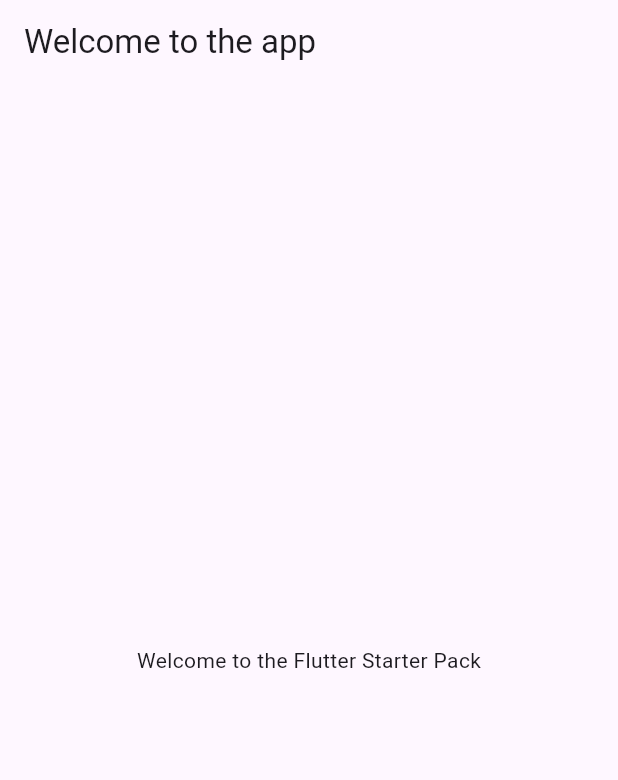
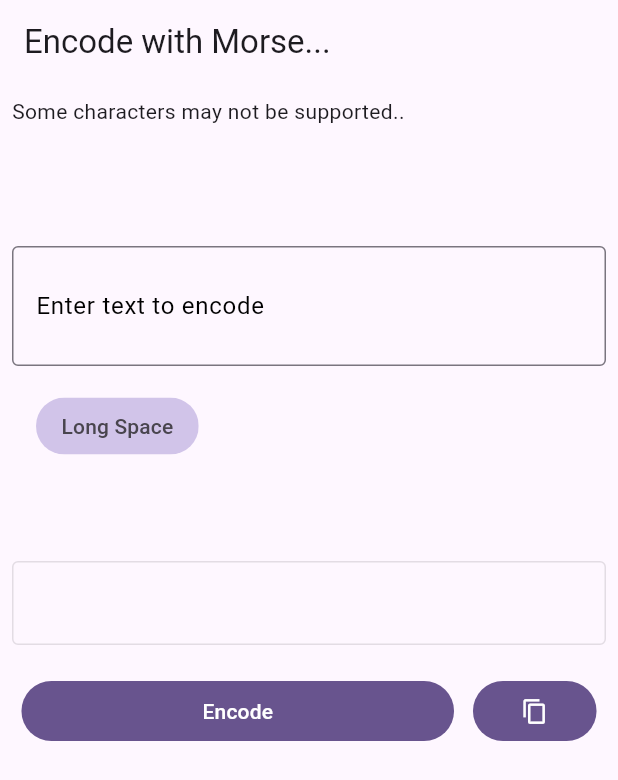
Before and after one commit to JagdishOnGH/morse_app, a Flutter app: the screen it shows after launch, on a phone screen of 412 x 824 dp. Shown: the top 780 px of the screen. Run offline on Flutter 3.47's test engine with Material 3 defaults, Android fonts, the phone set to English and light mode, and no system bars; our stand-ins replace fluttertoast.

Commit message:
chore: a  level work is done

```diff
--- a/lib/main.dart
+++ b/lib/main.dart
@@ -1,5 +1,5 @@
 import 'package:flutter/material.dart';
-import 'package:khurapati_ideas/pages/welcome_page.dart';
+import 'package:khurapati_ideas/pages/encoder_page.dart';
 
 void main() {
   runApp(const MyApp());
@@ -14,10 +14,23 @@ class MyApp extends StatelessWidget {
     return MaterialApp(
       debugShowCheckedModeBanner: false,
       theme: ThemeData(
+        chipTheme: ChipThemeData(
+          backgroundColor: Colors.deepPurple.shade100,
+          // Set the background color for the chips
+          padding: EdgeInsets.all(8),
+          // Set padding inside the chip
+
+          // Text color
+          shape: StadiumBorder(side: BorderSide(color: Colors.transparent)),
+          // Capsule shape
+          elevation: 4,
+          // Set elevation
+          // shadowColor: Colors.black.withOpacity(0.2), // Shadow color
+        ),
         colorScheme: ColorScheme.fromSeed(seedColor: Colors.deepPurple),
         useMaterial3: true,
       ),
-      home: WelcomePage(),
+      home: EncoderPage(),
     );
   }
 }
--- /dev/null
+++ b/lib/pages/encoder_page.dart
@@ -0,0 +1,143 @@
+import 'package:flutter/material.dart';
+import 'package:flutter/services.dart';
+import 'package:fluttertoast/fluttertoast.dart';
+
+import '../shared/encoding_logic.dart';
+
+class EncoderPage extends StatefulWidget {
+  const EncoderPage({super.key});
+
+  @override
+  State<EncoderPage> createState() => _EncoderPageState();
+}
+
+class _EncoderPageState extends State<EncoderPage> {
+  final TextEditingController _encodedController = TextEditingController();
+  final TextEditingController _toEncodeController = TextEditingController();
+
+  @override
+  Widget build(BuildContext context) {
+    bool isEndcodedTextBoxNotEmpty = true;
+    double width = MediaQuery.sizeOf(context).width;
+    return Scaffold(
+        appBar: AppBar(
+          title: const Text('Encode with Morse...'),
+        ),
+        body: Padding(
+          padding: const EdgeInsets.all(8.0),
+          child: ListView(
+            children: [
+              Text("Some characters may not be supported.."),
+              //outlined textbox
+
+              SizedBox(height: 80),
+              TextFormField(
+                controller: _toEncodeController,
+                inputFormatters: [
+                  FilteringTextInputFormatter.allow(
+                    RegExp(r"""[a-zA-Z0-9.,?!\'/()&:;=+-_" ]"""),
+                  ),
+                ],
+                maxLines: 6,
+                minLines: 2,
+                decoration: InputDecoration(
+                  border: OutlineInputBorder(),
+                  labelStyle: TextStyle(
+                    color: Colors.black,
+                  ),
+                  labelText: 'Enter text to encode',
+                ),
+              ),
+
+              Padding(
+                padding: const EdgeInsets.all(16.0),
+                child: Wrap(
+                  crossAxisAlignment: WrapCrossAlignment.end,
+                  alignment: WrapAlignment.start,
+                  spacing: 15,
+                  children: [
+                    // CircleAvatar(
+                    //   child: Icon(Icons.copy),
+                    // ),
+                    // Chip(
+                    //   label: Text("Space"),
+                    // ),
+                    InkWell(
+                      onTap: () {
+                        _toEncodeController.text += '   ';
+                      },
+                      child: Chip(
+                        label: Text("Long Space"),
+                      ),
+                    ),
+                  ],
+                ),
+              ),
+
+              SizedBox(height: 50),
+              if (isEndcodedTextBoxNotEmpty)
+                TextField(
+                  style: TextStyle(
+                    color: Colors.black,
+                  ),
+                  controller: _encodedController,
+                  maxLines: 5,
+                  enabled: false,
+                  minLines: 1,
+                  decoration: InputDecoration(
+                    border: OutlineInputBorder(),
+                    labelStyle: TextStyle(
+                      color: Colors.black,
+                    ),
+                  ),
+                ),
+              //sb-50
+              SizedBox(
+                height: 20,
+              ),
+
+              // a button to encode the text
+              Row(
+                mainAxisAlignment: MainAxisAlignment.spaceAround,
+                children: [
+                  SizedBox(
+                    width: width * 0.7,
+                    child: FilledButton(
+                      onPressed: () {
+                        final toEncode = _toEncodeController.text;
+                        if (toEncode.isNotEmpty) {
+                          final encoded = encodeToMorse(toEncode);
+                          // encode the text
+                          print(encoded);
+                          _encodedController.text = encoded;
+                        }
+                      },
+                      child: Text("Encode"),
+                    ),
+                  ),
+                  if (isEndcodedTextBoxNotEmpty)
+                    SizedBox(
+                      width: width * 0.2,
+                      child: FilledButton.icon(
+                        onPressed: () async {
+                          Clipboard.setData(
+                            ClipboardData(text: _encodedController.text),
+                          );
+
+                          await Fluttertoast.showToast(
+                              msg: "Copied...",
+                              toastLength: Toast.LENGTH_SHORT,
+                              gravity: ToastGravity.BOTTOM,
+                              timeInSecForIosWeb: 1,
+                              fontSize: 16.0); // encode the text
+                        },
+                        label: Icon(Icons.copy),
+                      ),
+                    ),
+                ],
+              ),
+            ],
+          ),
+        ));
+  }
+}
--- a/lib/pages/welcome_page.dart
+++ /dev/null
@@ -1,23 +0,0 @@
-import 'package:flutter/material.dart';
-
-class WelcomePage extends StatelessWidget {
-  const WelcomePage({super.key});
-
-  @override
-  Widget build(BuildContext context) {
-    return Scaffold(
-        appBar: AppBar(
-          title: const Text('Welcome to the app'),
-        ),
-        body: Center(
-          child: Column(
-            mainAxisAlignment: MainAxisAlignment.center,
-            children: const <Widget>[
-              Text(
-                'Welcome to the Flutter Starter Pack',
-              ),
-            ],
-          ),
-        ));
-  }
-}
--- a/pubspec.yaml
+++ b/pubspec.yaml
@@ -35,6 +35,7 @@ dependencies:
   # The following adds the Cupertino Icons font to your application.
   # Use with the CupertinoIcons class for iOS style icons.
   cupertino_icons: ^1.0.6
+  fluttertoast: ^8.2.8
 
 dev_dependencies:
   flutter_test:
```
Also changed, not shown: lib/shared/encoding_logic.dart (added, +81 -0 lines), lib/shared/input_key.dart (added, +73 -0 lines), pubspec.lock.
